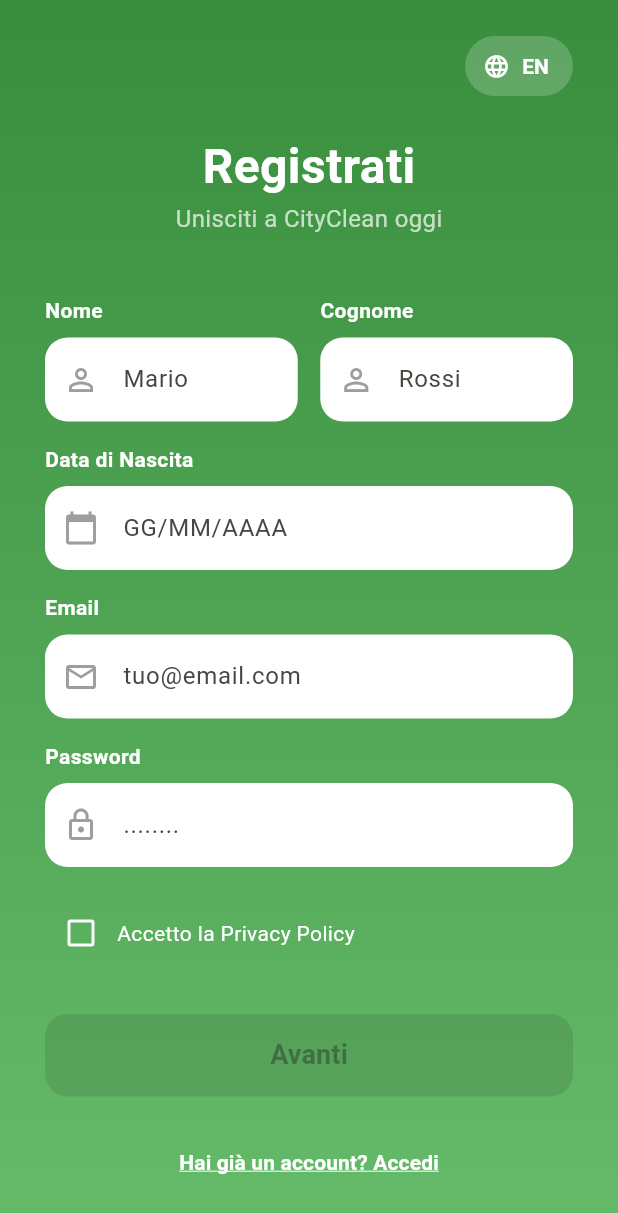
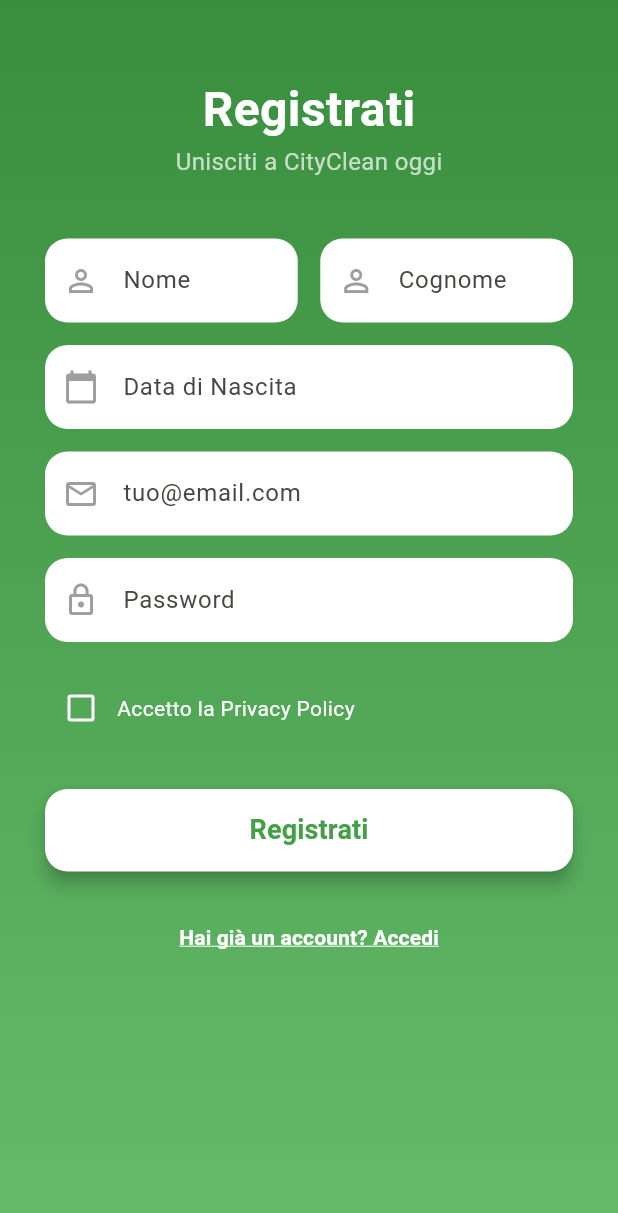
Before and after one commit to fraper02/CityClean, a Flutter app: the RegisterScreen screen opened directly, on a phone screen of 412 x 824 dp. Shown: the top 1213 px of the screen. Run offline on Flutter 3.47's test engine with Material 3 defaults, Android fonts, the phone set to English and light mode, and no system bars; our stand-ins replace flutter_dotenv, flutter_map, flutter_secure_storage, geolocator, image_picker, latlong2 and 1 more; missing offline and left inert: mobile_scanner; accounts and stored records are empty; network calls fail; Roboto replaces fonts that are missing (Poppins); statements that could not run were skipped.

Commit message:
Fix Registrazione

```diff
--- a/lib/models/userProfile.dart
+++ b/lib/models/userProfile.dart
@@ -59,13 +59,13 @@ class UserProfile {
   static Future<int> getPoints(String userId) async {
     try {
       final response = await _supabase
-          .from(_tableName)
+          .from(_tableName) // 'utente'
           .select('saldopunti')
           .eq('idutente', userId)
           .single();
       return response['saldopunti'] as int? ?? 0;
     } catch (e) {
-      // Gestisce l'errore se l'utente non viene trovato o c'è un altro problema
+      print("ERRORE CARICAMENTO PUNTI: $e");
       return 0;
     }
   }
--- a/lib/screens/register_screen.dart
+++ b/lib/screens/register_screen.dart
@@ -1,5 +1,7 @@
+import 'package:cityclean/main.dart';
+import 'package:cityclean/components/auth_gate.dart';
 import 'package:flutter/material.dart';
-import 'register_preferences_screen.dart'; // Importa la seconda schermata
+import 'package:supabase_flutter/supabase_flutter.dart';
 
 class RegisterScreen extends StatefulWidget {
   const RegisterScreen({super.key});
@@ -10,14 +12,14 @@ class RegisterScreen extends StatefulWidget {
 
 class _RegisterScreenState extends State<RegisterScreen> {
   // Controller per i campi di testo
-  final TextEditingController _nameController = TextEditingController();
-  final TextEditingController _surnameController = TextEditingController();
-  final TextEditingController _emailController = TextEditingController();
-  final TextEditingController _passwordController = TextEditingController();
-  final TextEditingController _birthDateController = TextEditingController();
+  final _nameController = TextEditingController();
+  final _surnameController = TextEditingController();
+  final _emailController = TextEditingController();
+  final _passwordController = TextEditingController();
+  final _birthDateController = TextEditingController();
 
   bool _isPrivacyAccepted = false;
-  bool _isEnglish = false; // Stato per la lingua
+  bool _isLoading = false;
 
   // Funzione per mostrare il date picker
   Future<void> _selectDate(BuildContext context) async {
@@ -29,8 +31,63 @@ class _RegisterScreenState extends State<RegisterScreen> {
     );
     if (picked != null) {
       setState(() {
-        _birthDateController.text = "${picked.day}/${picked.month}/${picked.year}";
+        // Formatta la data in YYYY-MM-DD per il database
+        _birthDateController.text = picked.toIso8601String().split('T')[0];
       });
+    }
+  }
+
+  // Funzione di registrazione
+  Future<void> _handleRegister() async {
+    if (!_isPrivacyAccepted) {
+      ScaffoldMessenger.of(context).showSnackBar(
+        const SnackBar(content: Text('Devi accettare la Privacy Policy per continuare.')),
+      );
+      return;
+    }
+
+    setState(() => _isLoading = true);
+
+    try {
+      // Chiama Supabase Auth per creare l'utente
+      // Passiamo i dati extra nel parametro `data` che verrà usato dal trigger
+      await supabase.auth.signUp(
+        email: _emailController.text.trim(),
+        password: _passwordController.text.trim(),
+        data: {
+          'nome': _nameController.text.trim(),
+          'cognome': _surnameController.text.trim(),
+          'data_nascita': _birthDateController.text.trim(),
+        },
+      );
+
+      if (mounted) {
+        ScaffoldMessenger.of(context).showSnackBar(
+          const SnackBar(content: Text('Registrazione avvenuta! Controlla la tua email per confermare l account.')),
+        );
+        // Naviga all'AuthGate, che gestirà il reindirizzamento
+        Navigator.pushAndRemoveUntil(
+          context,
+          MaterialPageRoute(builder: (context) => const AuthGate()),
+          (route) => false,
+        );
+      }
+    } on AuthException catch (e) {
+      if (mounted) {
+        ScaffoldMessenger.of(context).showSnackBar(
+          SnackBar(backgroundColor: Colors.red, content: Text(e.message)),
+        );
+      }
+    } catch (e) {
+      if (mounted) {
+        ScaffoldMessenger.of(context).showSnackBar(
+          SnackBar(backgroundColor: Colors.red, content: Text('Si è verificato un errore inatteso: $e')),
+        );
+      }
+    } finally {
+      if (mounted) {
+        setState(() => _isLoading = false);
+      }
     }
   }
 
@@ -43,33 +100,6 @@ class _RegisterScreenState extends State<RegisterScreen> {
       colors: [Colors.green[700]!, Colors.green[400]!],
     );
 
-    // Testi localizzati (simulati)
-    final Map<String, String> texts = _isEnglish
-        ? {
-      'title': 'Register',
-      'subtitle': 'Join CityClean today',
-      "name": "'Name",
-      "surname": "Surname",
-      'birthDate': 'Date of Birth',
-      'email': 'Email',
-      'password': 'Password',
-      'privacy': 'I accept the Privacy Policy',
-      'next': 'Next',
-      'login': 'Already have an account? Login',
-    }
-        : {
-      'title': 'Registrati',
-      'subtitle': 'Unisciti a CityClean oggi',
-      'name': 'Nome',
-      'surname': 'Cognome',
-      'birthDate': 'Data di Nascita',
-      'email': 'Email',
-      'password': 'Password',
-      'privacy': 'Accetto la Privacy Policy',
-      'next': 'Avanti',
-      'login': 'Hai già un account? Accedi',
-    };
-
     return Scaffold(
       body: Container(
         width: double.infinity,
@@ -77,92 +107,39 @@ class _RegisterScreenState extends State<RegisterScreen> {
         decoration: BoxDecoration(gradient: bgGradient),
         child: SafeArea(
           child: SingleChildScrollView(
-            padding: const EdgeInsets.symmetric(horizontal: 30),
+            padding: const EdgeInsets.symmetric(horizontal: 30, vertical: 50),
             child: Column(
               children: [
-                // BARRA SUPERIORE CON LINGUA
-                Padding(
-                  padding: const EdgeInsets.only(top: 20),
-                  child: Align(
-                    alignment: Alignment.topRight,
-                    child: TextButton.icon(
-                      onPressed: () {
-                        setState(() {
-                          _isEnglish = !_isEnglish;
-                        });
-                      },
-                      icon: const Icon(Icons.language, color: Colors.white),
-                      label: Text(
-                        _isEnglish ? "IT" : "EN", // Mostra la lingua a cui cambiare
-                        style: const TextStyle(color: Colors.white, fontWeight: FontWeight.bold),
-                      ),
-                      style: TextButton.styleFrom(
-                        backgroundColor: Colors.white.withOpacity(0.2),
-                        shape: RoundedRectangleBorder(borderRadius: BorderRadius.circular(20)),
-                      ),
-                    ),
-                  ),
+                const Text(
+                  'Registrati',
+                  style: TextStyle(fontSize: 32, fontWeight: FontWeight.bold, color: Colors.white),
                 ),
-
-                const SizedBox(height: 20),
-
-                // TITOLO
-                Text(
-                  texts['title']!,
-                  style: const TextStyle(
-                    fontSize: 32,
-                    fontWeight: FontWeight.bold,
-                    color: Colors.white,
-                  ),
-                ),
-                Text(
-                  texts['subtitle']!,
-                  style: const TextStyle(fontSize: 16, color: Colors.white70),
+                const Text(
+                  'Unisciti a CityClean oggi',
+                  style: TextStyle(fontSize: 16, color: Colors.white70),
                 ),
                 const SizedBox(height: 40),
 
-                // CAMPI DI INPUT
                 Row(
                   children: [
-                    Expanded(
-                      child: Column(
-                        crossAxisAlignment: CrossAxisAlignment.start,
-                        children: [
-                          _buildLabel(_isEnglish ? "Name" : "Nome"),
-                          _buildTextField(_nameController, Icons.person_outline, "Mario"),
-                        ],
-                      ),
-                    ),
+                    Expanded(child: _buildTextField(_nameController, Icons.person_outline, "Nome")),
                     const SizedBox(width: 15),
-                    Expanded(
-                      child: Column(
-                        crossAxisAlignment: CrossAxisAlignment.start,
-                        children: [
-                          _buildLabel(_isEnglish ? "Surname" : "Cognome"),
-                          _buildTextField(_surnameController, Icons.person_outline, "Rossi"),
-                        ],
-                      ),
-                    ),
+                    Expanded(child: _buildTextField(_surnameController, Icons.person_outline, "Cognome")),
                   ],
                 ),
                 const SizedBox(height: 15),
-
-                _buildLabel(texts['birthDate']!),
                 GestureDetector(
                   onTap: () => _selectDate(context),
                   child: AbsorbPointer(
-                    child: _buildTextField(_birthDateController, Icons.calendar_today, "GG/MM/AAAA"),
+                    child: _buildTextField(_birthDateController, Icons.calendar_today, "Data di Nascita"),
                   ),
                 ),
                 const SizedBox(height: 15),
-                _buildLabel(texts['email']!),
                 _buildTextField(_emailController, Icons.email_outlined, "tuo@email.com"),
                 const SizedBox(height: 15),
-                _buildLabel(texts['password']!),
-                _buildTextField(_passwordController, Icons.lock_outline, "........", isPassword: true),
+                _buildTextField(_passwordController, Icons.lock_outline, "Password", isPassword: true),
                 const SizedBox(height: 20),
 
-                // CHECKBOX PRIVACY
                 Row(
                   children: [
                     Checkbox(
@@ -176,61 +153,45 @@ class _RegisterScreenState extends State<RegisterScreen> {
                         });
                       },
                     ),
-                    Expanded(
+                    const Expanded(
                       child: Text(
-                        texts['privacy']!,
-                        style: const TextStyle(color: Colors.white),
+                        'Accetto la Privacy Policy',
+                        style: TextStyle(color: Colors.white),
                       ),
                     ),
                   ],
                 ),
-
                 const SizedBox(height: 30),
 
-                // BOTTONE AVANTI
                 SizedBox(
                   width: double.infinity,
                   height: 55,
                   child: ElevatedButton(
-                    onPressed: _isPrivacyAccepted
-                        ? () {
-                      // Passiamo alla schermata successiva
-                      Navigator.push(
-                        context,
-                        MaterialPageRoute(
-                          builder: (context) => RegisterPreferencesScreen(
-                            isEnglish: _isEnglish, // Passiamo la lingua scelta
-                            // Qui potresti passare anche i dati raccolti (nome,cognome,email, ecc.)
-                          ),
-                        ),
-                      );
-                    }
-                        : null, // Disabilita se privacy non accettata
+                    onPressed: _isLoading ? null : _handleRegister, // Usa la nuova funzione
                     style: ElevatedButton.styleFrom(
                       backgroundColor: Colors.white,
                       foregroundColor: primaryGreen,
                       shape: RoundedRectangleBorder(borderRadius: BorderRadius.circular(15)),
                       elevation: 5,
                     ),
-                    child: Text(
-                      texts['next']!,
-                      style: const TextStyle(fontSize: 18, fontWeight: FontWeight.bold),
-                    ),
+                    child: _isLoading
+                        ? const CircularProgressIndicator()
+                        : const Text(
+                            'Registrati', // Testo del bottone cambiato
+                            style: TextStyle(fontSize: 18, fontWeight: FontWeight.bold),
+                          ),
                   ),
                 ),
 
                 const SizedBox(height: 20),
 
-                // LOGIN LINK
                 TextButton(
-                  onPressed: () => Navigator.pop(context), // Torna indietro (Login)
-                  child: Text(
-                    texts['login']!,
-                    style: const TextStyle(
-                        color: Colors.white, fontWeight: FontWeight.bold, decoration: TextDecoration.underline, decorationColor: Colors.white),
+                  onPressed: () => Navigator.pop(context),
+                  child: const Text(
+                    'Hai già un account? Accedi',
+                    style: TextStyle(color: Colors.white, fontWeight: FontWeight.bold, decoration: TextDecoration.underline, decorationColor: Colors.white),
                   ),
                 ),
-                const SizedBox(height: 40),
               ],
             ),
           ),
@@ -239,18 +200,6 @@ class _RegisterScreenState extends State<RegisterScreen> {
     );
   }
 
-  // Helper per le etichette
-  Widget _buildLabel(String text) {
-    return Align(
-      alignment: Alignment.centerLeft,
-      child: Padding(
-        padding: const EdgeInsets.only(bottom: 8),
-        child: Text(text, style: const TextStyle(color: Colors.white, fontWeight: FontWeight.bold)),
-      ),
-    );
-  }
-
-  // Helper per i campi di testo
   Widget _buildTextField(TextEditingController controller, IconData icon, String hint, {bool isPassword = false}) {
     return TextField(
       controller: controller,
--- a/lib/screens/rewards_screen.dart
+++ b/lib/screens/rewards_screen.dart
@@ -38,7 +38,7 @@ class _RewardsScreenState extends State<RewardsScreen> {
       backgroundColor: Colors.grey[100],
       // ERRORE: qui il nome era BottomNavBar ma nel tuo codice precedente era CityCleanBottomNavBar.
       // Lo cambio per coerenza. Se il nome corretto è BottomNavBar, modificalo.
-      bottomNavigationBar: const BottomNavBar(currentIndex: 1),
+      bottomNavigationBar: const CityCleanBottomNavBar(currentIndex: 1),
 
       // ---------- CORREZIONE PRINCIPALE QUI ----------
       // Sostituisci il FutureBuilder con un ValueListenableBuilder che ascolta il controller.
--- a/lib/screens/splash_screen.dart
+++ b/lib/screens/splash_screen.dart
@@ -1,5 +1,4 @@
 import 'package:flutter/material.dart';
-import 'package:cityclean/components/auth_gate.dart';
 
 import '../components/auth_gate.dart';  // importa il tuo AuthGate
 
```
